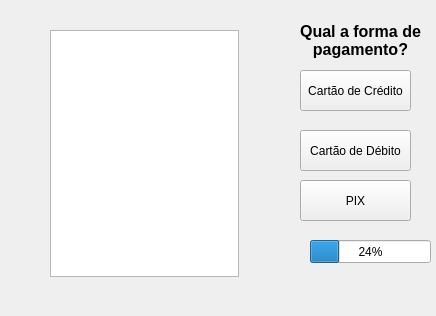
First picture: the form in cliente.ui, repository tiagograveto/restaurante-gerenciamento, before the edit.
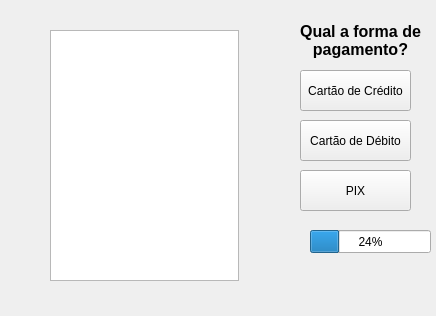
Second picture: the form after the edit.

Commit message: Last version from Tiago

What changed in the file:
```diff
--- a/cliente.ui
+++ b/cliente.ui
@@ -172,7 +172,7 @@
      <property name="geometry">
       <rect>
        <x>300</x>
-       <y>130</y>
+       <y>120</y>
        <width>111</width>
        <height>41</height>
       </rect>
@@ -185,7 +185,7 @@
      <property name="geometry">
       <rect>
        <x>300</x>
-       <y>180</y>
+       <y>170</y>
        <width>111</width>
        <height>41</height>
       </rect>
@@ -198,7 +198,7 @@
      <property name="geometry">
       <rect>
        <x>310</x>
-       <y>240</y>
+       <y>230</y>
        <width>121</width>
        <height>23</height>
       </rect>
@@ -213,7 +213,7 @@
        <x>50</x>
        <y>30</y>
        <width>189</width>
-       <height>247</height>
+       <height>251</height>
       </rect>
      </property>
      <property name="textElideMode">
```
Left out of the diff: 2 changed lines with no effect on the pictures. The commit also changes 2 other files.
